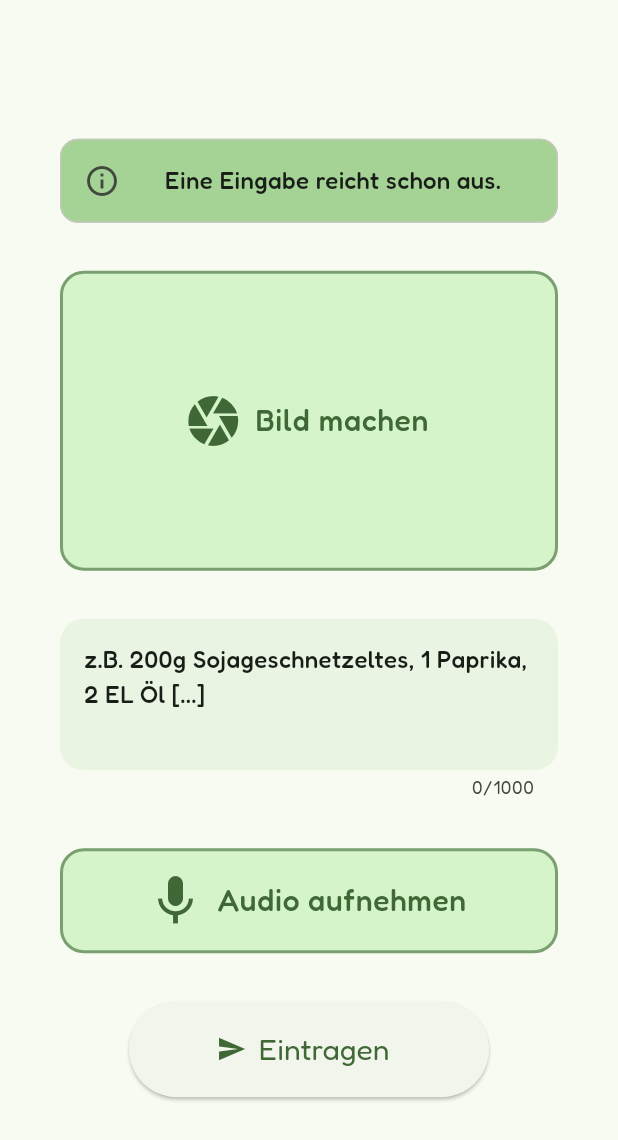
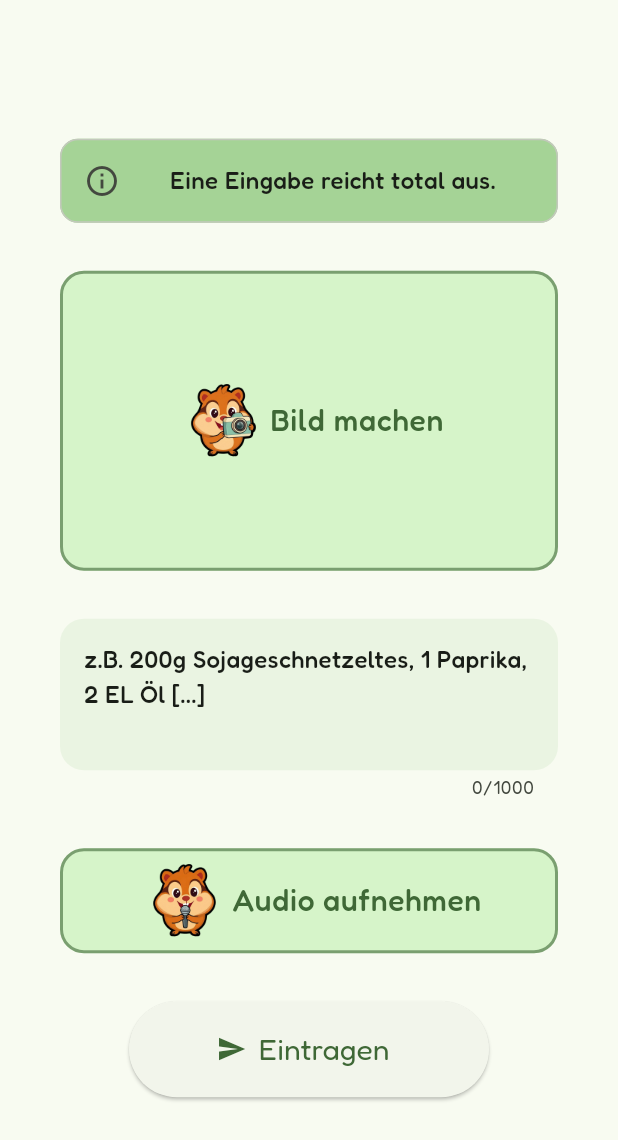
Before and after one commit to christried/snackbert, a Flutter app: the NewEntryScreen screen opened directly, on a phone screen of 412 x 824 dp. Shown: the top 1140 px of the screen. Run offline on Flutter 3.47's test engine with Material 3 defaults, Android fonts, the phone set to English and light mode, and no system bars; our stand-ins replace firebase_core, google_fonts, google_sign_in, image_picker; missing offline and left inert: audio_waveforms, record; accounts and stored records are empty.

Commit message:
added snackbert mascot images to input fields

```diff
--- a/lib/screens/new_entry.dart
+++ b/lib/screens/new_entry.dart
@@ -1,3 +1,5 @@
+// ignore_for_file: avoid_print
+
 import 'dart:io';
 
 import 'package:flutter/material.dart';
@@ -19,7 +21,7 @@ class _NewEntryScreenState extends State<NewEntryScreen> {
   File? _recordedAudio;
   final _textInputController = TextEditingController();
 
-  // TODO Get this method to a meals provider and then call it from here with this stuff
+  // TODO 1: Get this method to a meals provider and then call it from here with this stuff
   void _onSendMeal() {
     print(_selectedImage);
     print(_recordedAudio);
@@ -52,7 +54,7 @@ class _NewEntryScreenState extends State<NewEntryScreen> {
               children: [
                 InfoBracket(
                   icon: Icon(Icons.info_outline),
-                  text: "Eine Eingabe reicht schon aus.",
+                  text: "Eine Eingabe reicht total aus.",
                   horMargin: 0,
                 ),
 
--- a/lib/widgets/inputs/meal_image_picker.dart
+++ b/lib/widgets/inputs/meal_image_picker.dart
@@ -43,10 +43,17 @@ class _MealImagePickerState extends State<MealImagePicker> {
       color: colors.primary,
     );
 
-    Widget content = TextButton.icon(
-      onPressed: _takePicture,
-      icon: const Icon(Icons.camera, size: 40),
-      label: Text("Bild machen", style: bodyLarge),
+    Widget content = GestureDetector(
+      onTap: _takePicture,
+
+      child: Row(
+        mainAxisAlignment: MainAxisAlignment.center,
+        children: [
+          Image.asset('assets/snackbert_mascot_cam.png', width: 64, height: 64),
+
+          Text("Bild machen", style: bodyLarge),
+        ],
+      ),
     );
 
     if (_selectedImage != null) {
--- a/lib/widgets/inputs/meal_recorder.dart
+++ b/lib/widgets/inputs/meal_recorder.dart
@@ -173,14 +173,33 @@ class _MealRecorderState extends State<MealRecorder> {
       color: colors.primary,
     );
 
-    Widget content = TextButton.icon(
+    Widget content;
+    if (_isRecording) {
+      content = TextButton.icon(
         onPressed: _toggleRecording,
-      icon: Icon(_isRecording ? Icons.stop : Icons.mic, size: 40),
+        icon: Icon(Icons.stop, size: 40),
         label: Text(
           _isRecording ? 'Aufnahme stoppen' : 'Audio aufnehmen',
           style: bodyLarge,
         ),
       );
+    } else {
+      content = GestureDetector(
+        onTap: _toggleRecording,
+        child: Row(
+          mainAxisAlignment: MainAxisAlignment.center,
+          children: [
+            Image.asset(
+              'assets/snackbert_mascot_mic.png',
+              width: 64,
+              height: 64,
+            ),
+
+            Text("Audio aufnehmen", style: bodyLarge),
+          ],
+        ),
+      );
+    }
 
     // Once we have a recording, show playback + re-record actions.
     if (_audioPath != null) {
--- a/pubspec.yaml
+++ b/pubspec.yaml
@@ -67,6 +67,12 @@ flutter:
 
   # To add assets to your application, add an assets section, like this:
   assets:
+    - assets/snackbert_mascot_cam.png
+    - assets/snackbert_mascot_face_error.png
+    - assets/snackbert_mascot_face.png
+    - assets/snackbert_mascot_full1.png
+    - assets/snackbert_mascot_full2.png
+    - assets/snackbert_mascot_mic.png
     - assets/snackbert_mascot.png
 
   # An image asset can refer to one or more resolution-specific "variants", see
```
Also changed, not shown: assets/snackbert_mascot_cam.png (added), assets/snackbert_mascot_mic.png (added). Lines whose indentation alone changed are shown as unchanged.
